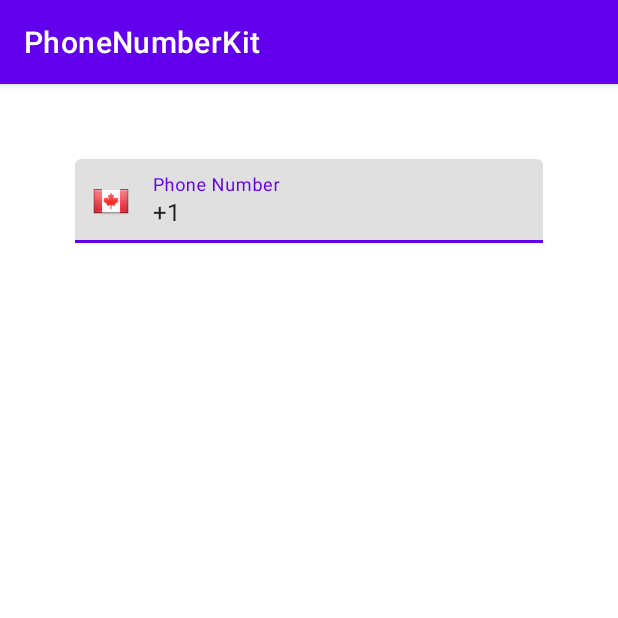
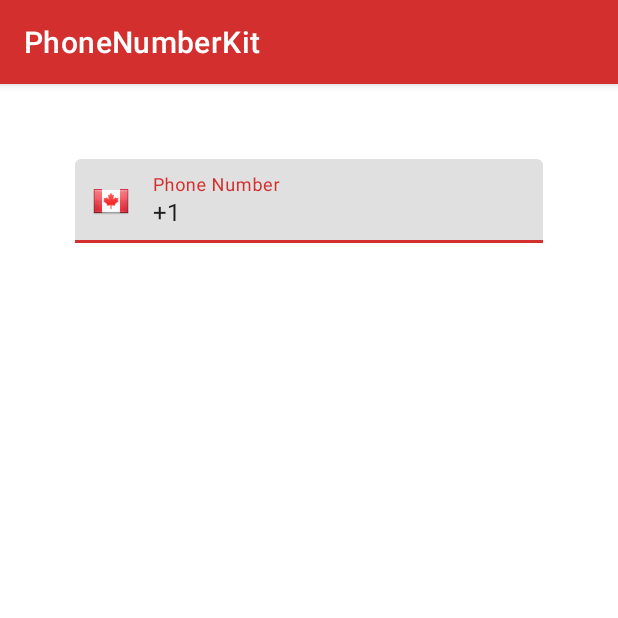
Before and after one commit to ibrahimsn98/PhoneNumberKit, an Android app: the screen it shows after launch (MainActivity), on a phone screen of 412 x 824 dp, the top half of it. Run offline under Robolectric (Android 15) with nearby library versions, the phone set to English and light mode, and no system bars; libraries missing offline, so code that uses them is left out: com.google.i18n.phonenumbers; 4 statements that could not run were skipped.

Commit message:
update screenshots

```diff
--- a/app/src/main/res/values/colors.xml
+++ b/app/src/main/res/values/colors.xml
@@ -1,6 +1,6 @@
 <?xml version="1.0" encoding="utf-8"?>
 <resources>
-    <color name="colorPrimary">#6200EE</color>
-    <color name="colorPrimaryDark">#3700B3</color>
-    <color name="colorAccent">#03DAC5</color>
+    <color name="colorPrimary">#d32f2f</color>
+    <color name="colorPrimaryDark">#9a0007</color>
+    <color name="colorAccent">#d32f2f</color>
 </resources>
--- a/lib/build.gradle
+++ b/lib/build.gradle
@@ -34,6 +34,6 @@ dependencies {
     androidTestImplementation 'androidx.test.espresso:espresso-core:3.3.0'
 
     implementation 'com.google.android.material:material:1.2.0'
-    implementation 'com.googlecode.libphonenumber:libphonenumber:8.8.8'
+    api 'com.googlecode.libphonenumber:libphonenumber:8.8.8'
     implementation 'org.jetbrains.kotlinx:kotlinx-coroutines-core:1.3.9'
 }
```
Also changed, not shown: 4 other files.
